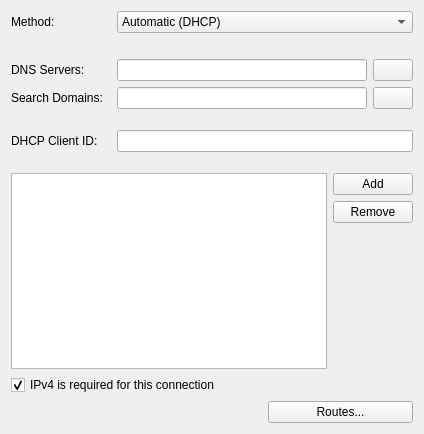
KDE/plasma-nm, file lib/editor/ui/ipv4.ui: the form before one commit.
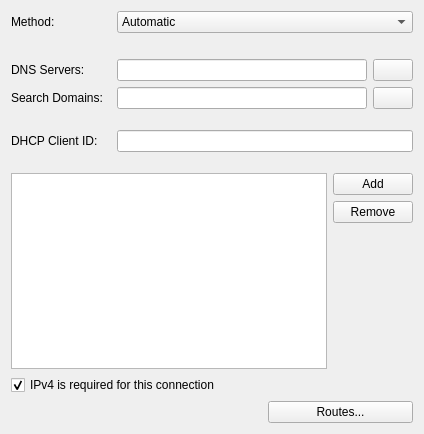
The form after the commit. Icons and pictures are not drawn. Custom widgets are drawn as their Qt base class.

Commit message:
Add option (Automatic - only addresses) to IPv4/IPv6 setting
Use enum for better manipulation with indexes
BUG:321907

Patch:
```diff
--- a/lib/editor/ui/ipv4.ui
+++ b/lib/editor/ui/ipv4.ui
@@ -34,7 +34,12 @@
     <widget class="KComboBox" name="method">
      <item>
       <property name="text">
-       <string>Automatic (DHCP)</string>
+       <string>Automatic</string>
+      </property>
+     </item>
+     <item>
+      <property name="text">
+       <string>Automatic (Only addresses)</string>
       </property>
      </item>
      <item>
```
The commit also changes 5 other files.
